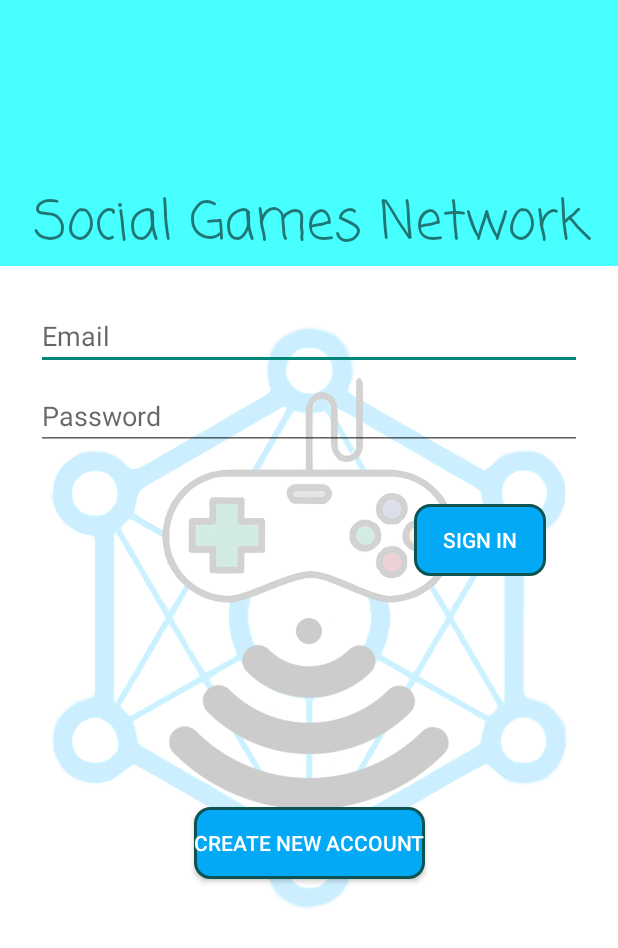
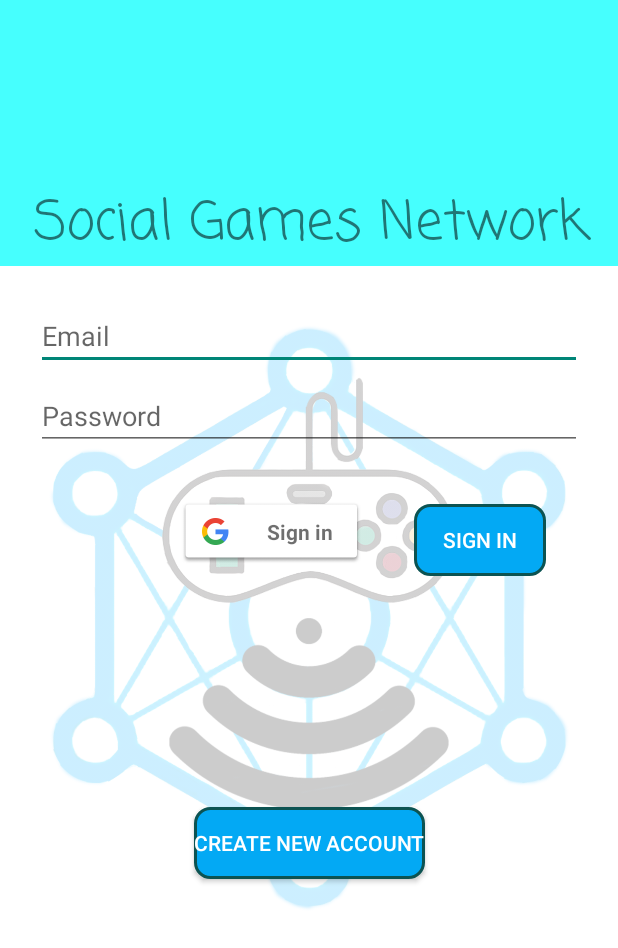
Before and after one commit to marvinulanday/Social_Games_Network, an Android app: the screen it shows after launch (LoginActivity), on a phone screen of 412 x 824 dp. Shown: the top 948 px of the screen. Run offline under Robolectric (Android 15) with nearby library versions, the light colour scheme and no system bars; our stand-ins replace Firebase (no records; nobody signed in at launch, a user with empty details on screens opened directly); Roboto replaces fonts that are not available here.

Commit message:
Login de google

```diff
--- a/app/build.gradle
+++ b/app/build.gradle
@@ -5,7 +5,7 @@ android {
     buildToolsVersion "29.0.2"
     defaultConfig {
         applicationId "com.stucom.socialgamesnetwork"
-        minSdkVersion 15
+        minSdkVersion 16
         targetSdkVersion 29
         versionCode 1
         versionName "1.0"
@@ -36,6 +36,8 @@ dependencies {
     implementation 'com.google.code.gson:gson:2.8.6'
     implementation 'androidx.recyclerview:recyclerview:1.1.0'
     implementation 'com.squareup.picasso:picasso:2.71828'
+    implementation 'com.google.android.gms:play-services-auth:17.0.0'
+    implementation 'com.google.firebase:firebase-auth:19.3.0'
 }
 
 repositories {
--- a/app/src/main/java/com/stucom/socialgamesnetwork/ui/login/LoginActivity.java
+++ b/app/src/main/java/com/stucom/socialgamesnetwork/ui/login/LoginActivity.java
@@ -5,6 +5,7 @@ import android.content.Intent;
 import android.os.Bundle;
 import android.text.Editable;
 import android.text.TextWatcher;
+import android.util.Log;
 import android.view.KeyEvent;
 import android.view.View;
 import android.view.inputmethod.EditorInfo;
@@ -20,7 +21,14 @@ import androidx.appcompat.app.AppCompatActivity;
 import androidx.lifecycle.Observer;
 import androidx.lifecycle.ViewModelProviders;
 
+import com.google.android.gms.auth.api.signin.GoogleSignIn;
+import com.google.android.gms.auth.api.signin.GoogleSignInClient;
+import com.google.android.gms.auth.api.signin.GoogleSignInOptions;
+import com.google.android.gms.common.SignInButton;
+import com.google.firebase.auth.FirebaseAuth;
+import com.google.firebase.auth.FirebaseUser;
 import com.stucom.socialgamesnetwork.HomeActivity;
+import com.stucom.socialgamesnetwork.MainActivity;
 import com.stucom.socialgamesnetwork.R;
 import com.stucom.socialgamesnetwork.model.User;
 
@@ -28,16 +36,31 @@ import com.stucom.socialgamesnetwork.model.User;
 public class LoginActivity extends AppCompatActivity {
 
     private LoginViewModel loginViewModel;
-
+    private FirebaseAuth mAuth;
     MyCallback myCallback;
+    private static final int RC_SIGN_IN = 20;
+    private GoogleSignInClient mGoogleSignInClient;
 
     @Override
     public void onCreate(Bundle savedInstanceState) {
         super.onCreate(savedInstanceState);
         setContentView(R.layout.activity_login);
+
+        GoogleSignInOptions gso = new GoogleSignInOptions.Builder(GoogleSignInOptions.DEFAULT_SIGN_IN)
+                .requestIdToken(getString(R.string.default_web_client_id))
+                .requestEmail()
+                .build();
         loginViewModel = ViewModelProviders.of(this, new LoginViewModelFactory())
                 .get(LoginViewModel.class);
-
+        mAuth = FirebaseAuth.getInstance();
+        mGoogleSignInClient = GoogleSignIn.getClient(this, gso);
+        SignInButton buttongoogle = findViewById(R.id.sign_in_button);
+        buttongoogle.setOnClickListener(new View.OnClickListener() {
+            @Override
+            public void onClick(View v) {
+                signIn();
+            }
+        });
         final EditText usernameEditText = findViewById(R.id.username);
         final EditText passwordEditText = findViewById(R.id.password);
         final Button loginButton = findViewById(R.id.btnLogin);
@@ -128,6 +151,21 @@ public class LoginActivity extends AppCompatActivity {
         });
     }
 
+    private void signIn() {
+        Intent signInIntent = mGoogleSignInClient.getSignInIntent();
+        startActivityForResult(signInIntent, RC_SIGN_IN);
+    }
+
+    private void UpdateUI(FirebaseUser user)
+    {
+        if(user != null)
+        {
+            Log.d("BIEN", "Ha hecho login");
+            Intent intent = new Intent(LoginActivity.this, MainActivity.class);
+            startActivity(intent);
+        }
+    }
+
     private void updateUiWithUser(User model) {
         String welcome = getString(R.string.welcome) + model.getUsername();
         // TODO : initiate successful logged in experience
@@ -137,8 +175,4 @@ public class LoginActivity extends AppCompatActivity {
     private void showLoginFailed(@StringRes Integer errorString) {
         Toast.makeText(getApplicationContext(), errorString, Toast.LENGTH_SHORT).show();
     }
-
-
-
-
 }
--- a/app/src/main/res/layout/activity_login.xml
+++ b/app/src/main/res/layout/activity_login.xml
@@ -20,6 +20,16 @@
         app:layout_constraintStart_toStartOf="parent"
         app:layout_constraintTop_toTopOf="parent"
         app:srcCompat="@drawable/logoapp" />
+
+    <com.google.android.gms.common.SignInButton
+        android:id="@+id/sign_in_button"
+        android:layout_width="123dp"
+        android:layout_height="44dp"
+        android:layout_marginTop="332dp"
+        app:layout_constraintEnd_toEndOf="parent"
+        app:layout_constraintHorizontal_bias="0.413"
+        app:layout_constraintStart_toStartOf="parent"
+        app:layout_constraintTop_toTopOf="parent" />
 
     <EditText
         android:id="@+id/username"
```
Also changed, not shown: app/src/main/res/values/strings.xml (+8 -0 lines).
